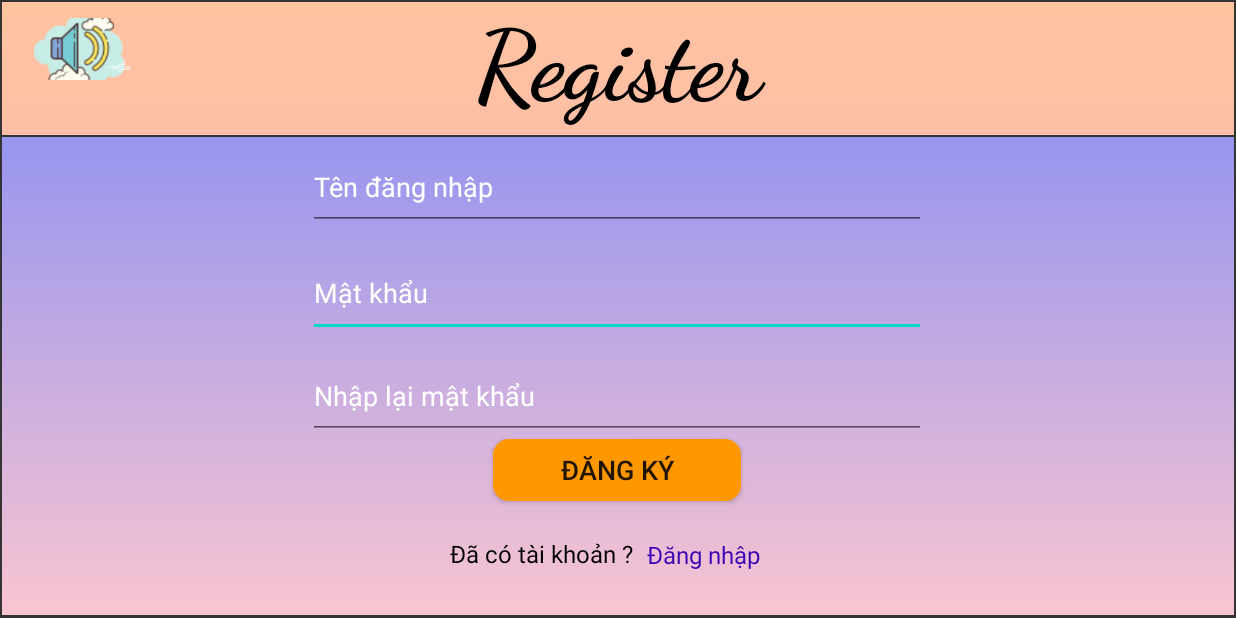
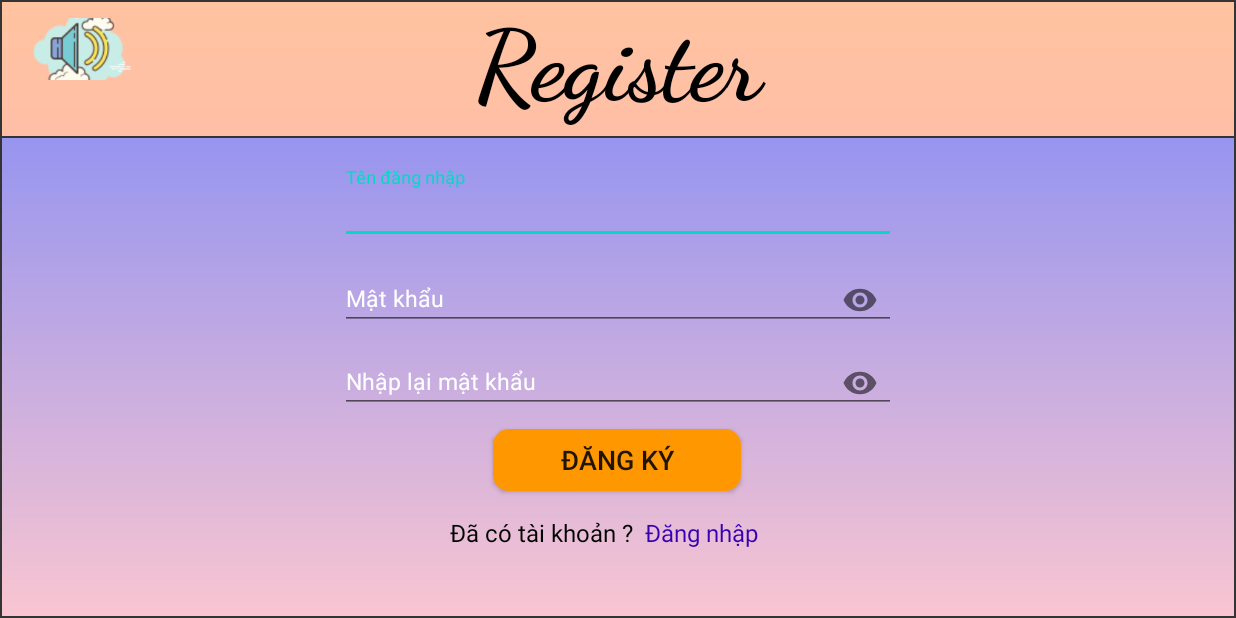
Before and after one commit to rakadin/Math_Dices, an Android app: the RegisterActivity screen opened directly, with no data from a screen before it, on a phone screen of 824 x 412 dp (held sideways). Run offline under Robolectric (Android 15) with nearby library versions, the phone set to English and light mode, and no system bars.

Commit message:
add sqlite and some login, register

```diff
--- a/app/build.gradle
+++ b/app/build.gradle
@@ -31,6 +31,7 @@ dependencies {
 
     implementation 'com.android.support:appcompat-v7:28.0.0'
     implementation 'com.android.support.constraint:constraint-layout:2.0.4'
+    implementation 'com.android.support:design:28.0.0'
     testImplementation 'junit:junit:4.13.2'
     androidTestImplementation 'com.android.support.test:runner:1.0.2'
     androidTestImplementation 'com.android.support.test.espresso:espresso-core:3.0.2'
--- a/app/src/main/java/com/example/math_dices/LoginActivity.java
+++ b/app/src/main/java/com/example/math_dices/LoginActivity.java
@@ -19,6 +19,9 @@ public class LoginActivity extends AppCompatActivity {
     protected void onCreate(Bundle savedInstanceState) {
         super.onCreate(savedInstanceState);
         setContentView(R.layout.activity_login);
+        /*
+        them database
+         */
         // get IDs
         soundbut = findViewById(R.id.soundbut);
         loginbut = findViewById(R.id.loginbut);
--- a/app/src/main/java/com/example/math_dices/MainActivity.java
+++ b/app/src/main/java/com/example/math_dices/MainActivity.java
@@ -1,7 +1,6 @@
 package com.example.math_dices;
 
 import android.content.Intent;
-import android.media.MediaPlayer;
 import android.support.v7.app.AppCompatActivity;
 import android.os.Bundle;
 import android.view.animation.Animation;
@@ -12,6 +11,8 @@ import com.example.math_dices.controller.SoundControll;
 import com.example.math_dices.controller.Utils;
 
 public class MainActivity extends AppCompatActivity {
+
+
     TextView txt1;
     SoundControll controll = new SoundControll();
     @Override
@@ -20,6 +21,7 @@ public class MainActivity extends AppCompatActivity {
         setContentView(R.layout.activity_main);
         txt1 = findViewById(R.id.txtblink);
         getSupportActionBar().hide();// an di action bar
+
         // play intro sound
        controll.introSoundFun(MainActivity.this);
 
--- a/app/src/main/java/com/example/math_dices/RegisterActivity.java
+++ b/app/src/main/java/com/example/math_dices/RegisterActivity.java
@@ -1,19 +1,27 @@
 package com.example.math_dices;
 
 import android.content.Intent;
+import android.support.design.widget.TextInputLayout;
 import android.support.v7.app.AppCompatActivity;
 import android.os.Bundle;
 import android.view.View;
 import android.widget.Button;
+import android.widget.EditText;
 import android.widget.ImageButton;
 import android.widget.TextView;
 
 import com.example.math_dices.controller.SoundControll;
+import com.example.math_dices.controller.UserRegisterDialog;
 
 public class RegisterActivity extends AppCompatActivity {
+    UserRegisterDialog userRegisterDialog = new UserRegisterDialog();
+    TextInputLayout til1,til2,til3;
     TextView backlogin;
     Button registerbut;
     ImageButton onoffbut;
+    EditText edtusname;
+    EditText edtpass;
+    EditText edtrepass;
     SoundControll soundControll = new SoundControll();
     @Override
     protected void onCreate(Bundle savedInstanceState) {
@@ -24,17 +32,25 @@ public class RegisterActivity extends AppCompatActivity {
         backlogin = findViewById(R.id.loginbut);
         onoffbut = findViewById(R.id.soundbut);
         registerbut = findViewById(R.id.loginbackbut);
+        edtusname = findViewById(R.id.edtname);
+        edtpass = findViewById(R.id.edtpassenter);
+        edtrepass = findViewById(R.id.edtrepass);
+        til1 = findViewById(R.id.textInputLayout2);
+        til2 = findViewById(R.id.textInputLayout3);
+        til3 = findViewById(R.id.textInputLayout4);
         // chạy background music
         soundControll.OnOffFun(RegisterActivity.this,onoffbut);
+
         // kiem soat dang ky tai khoan nguoi dung
         registerbut.setOnClickListener(new View.OnClickListener() {
             @Override
             public void onClick(View view) {
                 soundControll.clickSoundFun(RegisterActivity.this);
-                Intent intent = new Intent(RegisterActivity.this,LoginActivity.class);
-                startActivity(intent);
+                userRegisterDialog.checkuser(edtusname,view.getContext(),edtpass,edtrepass,til1,til2,til3);
+
             }
         });
+
         // đã có tài khoản và quay lại đăng nhập
         backlogin.setOnClickListener(new View.OnClickListener() {
             @Override
--- /dev/null
+++ b/app/src/main/java/com/example/math_dices/helper/DatetimeHelper.java
@@ -0,0 +1,4 @@
+package com.example.math_dices.helper;
+
+public class DatetimeHelper {
+}
--- /dev/null
+++ b/app/src/main/java/com/example/math_dices/sqlite/ArchivementDAO.java
@@ -0,0 +1,4 @@
+package com.example.math_dices.sqlite;
+
+public class ArchivementDAO {
+}
--- a/app/src/main/res/layout/activity_register.xml
+++ b/app/src/main/res/layout/activity_register.xml
@@ -32,57 +32,111 @@
         app:layout_constraintBottom_toBottomOf="parent"
         app:layout_constraintEnd_toEndOf="parent"
         app:layout_constraintHeight_percent="0.78"
-        app:layout_constraintHorizontal_bias="0.0"
+        app:layout_constraintHorizontal_bias="1.0"
         app:layout_constraintStart_toStartOf="parent"
         app:layout_constraintTop_toBottomOf="@+id/textView"
-        app:layout_constraintVertical_bias="0.923"
+        app:layout_constraintVertical_bias="1.0"
         app:layout_constraintWidth_percent="1" />
 
-    <EditText
-        android:id="@+id/edtpassenter"
+    <android.support.design.widget.TextInputLayout
+        android:id="@+id/textInputLayout2"
         android:layout_width="0dp"
         android:layout_height="0dp"
-        android:layout_marginTop="13dp"
-        android:hint="Mật khẩu"
+        app:layout_constraintBottom_toBottomOf="parent"
+        app:layout_constraintEnd_toEndOf="parent"
+        app:layout_constraintHeight_percent="0.125"
+        app:layout_constraintStart_toStartOf="parent"
+        app:layout_constraintTop_toBottomOf="@+id/textView"
+        app:layout_constraintVertical_bias="0.098"
+        app:layout_constraintWidth_percent="0.45"
         android:textColorHint="@color/white"
-        app:layout_constraintBottom_toBottomOf="@+id/view"
-        app:layout_constraintEnd_toEndOf="@+id/view"
-        app:layout_constraintHeight_percent="0.14"
-        app:layout_constraintHorizontal_bias="0.498"
-        app:layout_constraintStart_toStartOf="@+id/view"
-        app:layout_constraintTop_toBottomOf="@+id/edtname"
-        app:layout_constraintVertical_bias="0.0"
-        app:layout_constraintWidth_percent="0.5" />
+        android:hint="Tên đăng nhập">
+        <EditText
+            android:textSize="15dp"
+            android:id="@+id/edtname"
+            android:layout_width="match_parent"
+            android:layout_height="match_parent"
 
-    <EditText
-        android:id="@+id/edtname"
+            android:textColorHint="@color/white" />
+    </android.support.design.widget.TextInputLayout>
+
+    <android.support.design.widget.TextInputLayout
+        android:id="@+id/textInputLayout3"
         android:layout_width="0dp"
         android:layout_height="0dp"
-        android:hint="Tên đăng nhập"
+        app:layout_constraintBottom_toBottomOf="parent"
+        app:layout_constraintEnd_toEndOf="parent"
+        app:layout_constraintHeight_percent="0.125"
+        app:layout_constraintStart_toStartOf="parent"
+        app:layout_constraintTop_toBottomOf="@+id/textInputLayout2"
+        app:layout_constraintVertical_bias="0.028"
+        app:layout_constraintWidth_percent="0.45"
         android:textColorHint="@color/white"
-        app:layout_constraintBottom_toBottomOf="@+id/view"
-        app:layout_constraintEnd_toEndOf="@+id/view"
-        app:layout_constraintHeight_percent="0.14"
-        app:layout_constraintHorizontal_bias="0.498"
-        app:layout_constraintStart_toStartOf="@+id/view"
-        app:layout_constraintTop_toBottomOf="@+id/textView"
-        app:layout_constraintVertical_bias="0.043"
-        app:layout_constraintWidth_percent="0.5" />
+        app:passwordToggleEnabled="true"
+        app:counterMaxLength="20">
+        <EditText
 
-    <EditText
-        android:id="@+id/edtrepass"
+            android:textSize="15dp"
+            android:id="@+id/edtpassenter"
+            android:layout_width="match_parent"
+            android:layout_height="match_parent"
+            android:hint="Mật khẩu"
+            android:inputType="textPassword"
+            />
+    </android.support.design.widget.TextInputLayout>
+
+    <android.support.design.widget.TextInputLayout
+        android:id="@+id/textInputLayout4"
         android:layout_width="0dp"
         android:layout_height="0dp"
-        android:hint="Nhập lại mật khẩu"
+        app:layout_constraintBottom_toBottomOf="parent"
+        app:layout_constraintEnd_toEndOf="parent"
+        app:layout_constraintHeight_percent="0.125"
+        app:layout_constraintStart_toStartOf="parent"
+        app:layout_constraintTop_toBottomOf="@+id/textInputLayout3"
+        app:layout_constraintVertical_bias="0.028"
+        app:layout_constraintWidth_percent="0.45"
         android:textColorHint="@color/white"
+        app:passwordToggleEnabled="true"
+        app:counterMaxLength="20">
+
+        <EditText
+            android:textSize="15dp"
+            android:inputType="textPassword"
+            android:id="@+id/edtrepass"
+            android:layout_width="match_parent"
+            android:layout_height="match_parent"
+            android:hint="Nhập lại mật khẩu" />
+    </android.support.design.widget.TextInputLayout>
+
+
+    <TextView
+        android:id="@+id/textView2"
+        android:layout_width="wrap_content"
+        android:layout_height="wrap_content"
+        android:text="Đã có tài khoản ?"
+        android:textColor="@color/black"
+        android:textSize="16sp"
         app:layout_constraintBottom_toBottomOf="@+id/view"
+        app:layout_constraintEnd_toEndOf="parent"
+        app:layout_constraintHorizontal_bias="0.427"
+        app:layout_constraintStart_toStartOf="@+id/view"
+        app:layout_constraintTop_toBottomOf="@+id/loginbackbut"
+        app:layout_constraintVertical_bias="0.268" />
+
+    <TextView
+        android:id="@+id/loginbut"
+        android:layout_width="wrap_content"
+        android:layout_height="wrap_content"
+        android:text="Đăng nhập"
+        android:textColor="@color/purple_700"
+        android:textSize="16sp"
+        app:layout_constraintBottom_toBottomOf="parent"
         app:layout_constraintEnd_toEndOf="@+id/view"
-        app:layout_constraintHeight_percent="0.14"
-        app:layout_constraintHorizontal_bias="0.498"
-        app:layout_constraintStart_toStartOf="@+id/view"
-        app:layout_constraintTop_toBottomOf="@+id/edtpassenter"
-        app:layout_constraintVertical_bias="0.081"
-        app:layout_constraintWidth_percent="0.5" />
+        app:layout_constraintHorizontal_bias="0.025"
+        app:layout_constraintStart_toEndOf="@+id/textView2"
+        app:layout_constraintTop_toBottomOf="@+id/loginbackbut"
+        app:layout_constraintVertical_bias="0.272" />
 
     <Button
 
@@ -97,37 +151,9 @@
         app:layout_constraintHeight_percent="0.1"
         app:layout_constraintHorizontal_bias="0.499"
         app:layout_constraintStart_toStartOf="@+id/view"
-        app:layout_constraintTop_toBottomOf="@+id/edtrepass"
-        app:layout_constraintVertical_bias="0.0"
+        app:layout_constraintTop_toBottomOf="@+id/textInputLayout4"
+        app:layout_constraintVertical_bias="0.11"
         app:layout_constraintWidth_percent="0.2" />
-
-    <TextView
-        android:id="@+id/textView2"
-        android:layout_width="wrap_content"
-        android:layout_height="wrap_content"
-        android:text="Đã có tài khoản ?"
-        android:textColor="@color/black"
-        android:textSize="16sp"
-        app:layout_constraintBottom_toBottomOf="@+id/view"
-        app:layout_constraintEnd_toEndOf="parent"
-        app:layout_constraintHorizontal_bias="0.427"
-        app:layout_constraintStart_toStartOf="@+id/view"
-        app:layout_constraintTop_toBottomOf="@+id/loginbackbut"
-        app:layout_constraintVertical_bias="0.438" />
-
-    <TextView
-        android:id="@+id/loginbut"
-        android:layout_width="wrap_content"
-        android:layout_height="wrap_content"
-        android:text="Đăng nhập"
-        android:textColor="@color/purple_700"
-        android:textSize="16sp"
-        app:layout_constraintBottom_toBottomOf="parent"
-        app:layout_constraintEnd_toEndOf="@+id/view"
-        app:layout_constraintHorizontal_bias="0.029"
-        app:layout_constraintStart_toEndOf="@+id/textView2"
-        app:layout_constraintTop_toBottomOf="@+id/loginbackbut"
-        app:layout_constraintVertical_bias="0.438" />
 
     <ImageButton
         android:id="@+id/soundbut"
```
Also changed, not shown: app/src/main/java/com/example/math_dices/controller/UserRegisterDialog.java (added, +81 -0 lines), app/src/main/java/com/example/math_dices/database/AppData.java (added, +36 -0 lines), app/src/main/java/com/example/math_dices/model/Archivement.java (added, +27 -0 lines), app/src/main/java/com/example/math_dices/model/Users.java (added, +63 -0 lines), app/src/main/java/com/example/math_dices/sqlite/UserDAO.java (added, +46 -0 lines).
